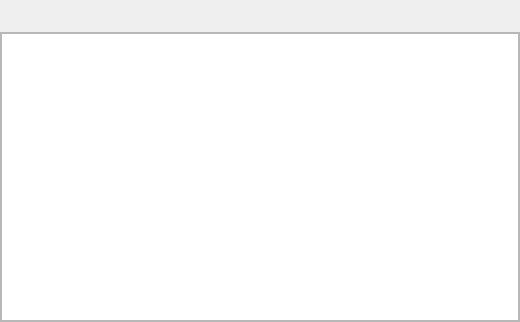
First picture: the form in about.ui, repository simon-r/LeScienze500, before the edit.
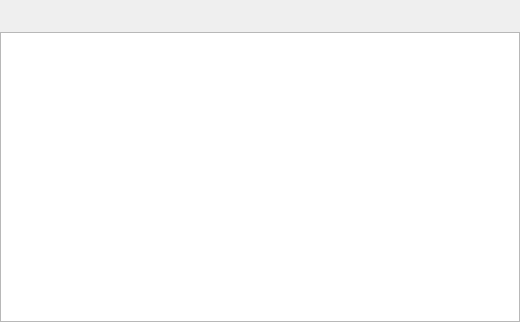
Second picture: the form after the edit. Icons and pictures are not drawn.

Commit message: ven  8 ott 2010, 14.20.58, CEST

```diff
--- a/about.ui
+++ b/about.ui
@@ -171,7 +171,7 @@
       </size>
      </property>
      <property name="frameShape">
-      <enum>QFrame::StyledPanel</enum>
+      <enum>QFrame::NoFrame</enum>
      </property>
      <property name="frameShadow">
       <enum>QFrame::Raised</enum>
```
Left out of the diff: 2 changed lines with no effect on the pictures.
